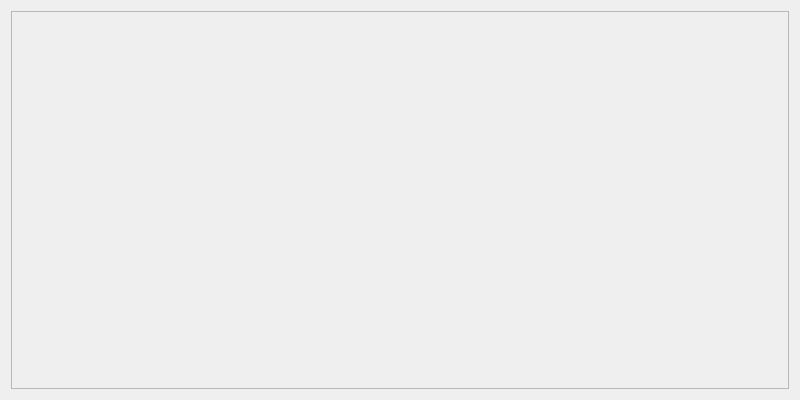
Old version of the form data/qt/Viewer.ui in the repository gstiebler/vision_workbench.
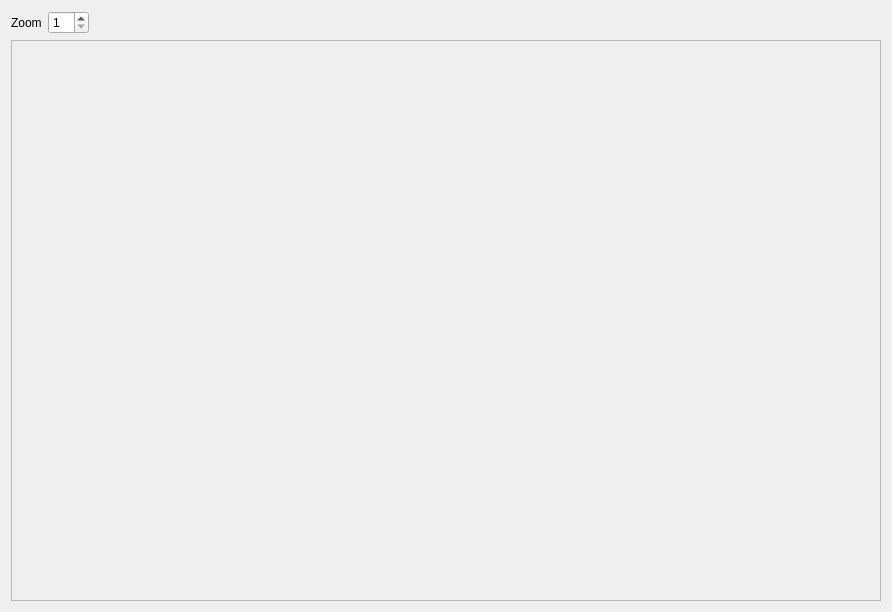
New version of the form.

Commit message: Zoom on viewer window

The edit to the form file:
```diff
--- a/data/qt/Viewer.ui
+++ b/data/qt/Viewer.ui
@@ -6,8 +6,8 @@
    <rect>
     <x>0</x>
     <y>0</y>
-    <width>800</width>
-    <height>400</height>
+    <width>892</width>
+    <height>612</height>
    </rect>
   </property>
   <property name="minimumSize">
@@ -20,6 +20,40 @@
    <string>Dialog</string>
   </property>
   <layout class="QVBoxLayout" name="verticalLayout">
+   <item>
+    <layout class="QHBoxLayout" name="horizontalLayout">
+     <item>
+      <widget class="QLabel" name="label">
+       <property name="text">
+        <string>Zoom</string>
+       </property>
+      </widget>
+     </item>
+     <item>
+      <widget class="QSpinBox" name="zoomSpinBox">
+       <property name="minimum">
+        <number>1</number>
+       </property>
+       <property name="maximum">
+        <number>10</number>
+       </property>
+      </widget>
+     </item>
+     <item>
+      <spacer name="horizontalSpacer">
+       <property name="orientation">
+        <enum>Qt::Horizontal</enum>
+       </property>
+       <property name="sizeHint" stdset="0">
+        <size>
+         <width>40</width>
+         <height>20</height>
+        </size>
+       </property>
+      </spacer>
+     </item>
+    </layout>
+   </item>
    <item>
     <widget class="QScrollArea" name="scrollArea">
      <property name="widgetResizable">
@@ -30,13 +64,19 @@
        <rect>
         <x>0</x>
         <y>0</y>
-        <width>784</width>
-        <height>384</height>
+        <width>876</width>
+        <height>556</height>
        </rect>
       </property>
       <layout class="QVBoxLayout" name="verticalLayout_3">
        <item>
         <widget class="QLabel" name="imageLabel">
+         <property name="sizePolicy">
+          <sizepolicy hsizetype="Preferred" vsizetype="Expanding">
+           <horstretch>0</horstretch>
+           <verstretch>0</verstretch>
+          </sizepolicy>
+         </property>
          <property name="minimumSize">
           <size>
            <width>0</width>
```
The commit also changes 2 other files.
